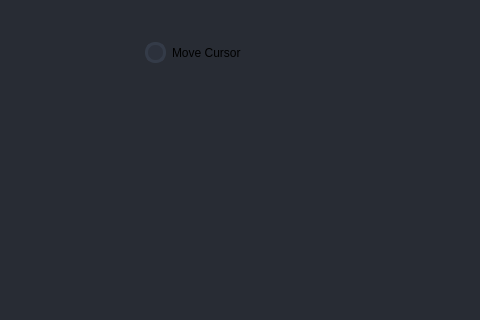
This is ui/main.ui in Radu101199/CamControl-Controlul-Gestual-al-Dispozitivelor as Qt 5 draws it before an edit; both pictures show x 405 to 885 and y 163 to 483 of the 1012 by 738 pixel window. The edited form follows.
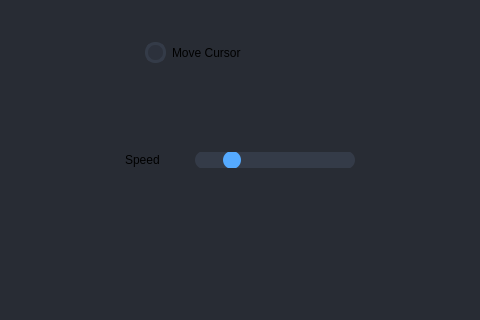
This is the edited form. Icons and pictures are not drawn.

Commit message: move hands and face commit

Patch:
```diff
--- a/ui/main.ui
+++ b/ui/main.ui
@@ -1221,6 +1221,38 @@
                      <string>Save</string>
                     </property>
                    </widget>
+                   <widget class="QLabel" name="label_28">
+                    <property name="geometry">
+                     <rect>
+                      <x>430</x>
+                      <y>220</y>
+                      <width>60</width>
+                      <height>16</height>
+                     </rect>
+                    </property>
+                    <property name="text">
+                     <string>Speed</string>
+                    </property>
+                   </widget>
+                   <widget class="QSlider" name="speedHandsSlider">
+                    <property name="geometry">
+                     <rect>
+                      <x>500</x>
+                      <y>220</y>
+                      <width>160</width>
+                      <height>16</height>
+                     </rect>
+                    </property>
+                    <property name="maximum">
+                     <number>5</number>
+                    </property>
+                    <property name="sliderPosition">
+                     <number>1</number>
+                    </property>
+                    <property name="orientation">
+                     <enum>Qt::Horizontal</enum>
+                    </property>
+                   </widget>
                   </widget>
                  </widget>
                 </item>
```
Left out of the diff: 4 changed lines with no effect on the pictures. The commit also changes 6 other files.
